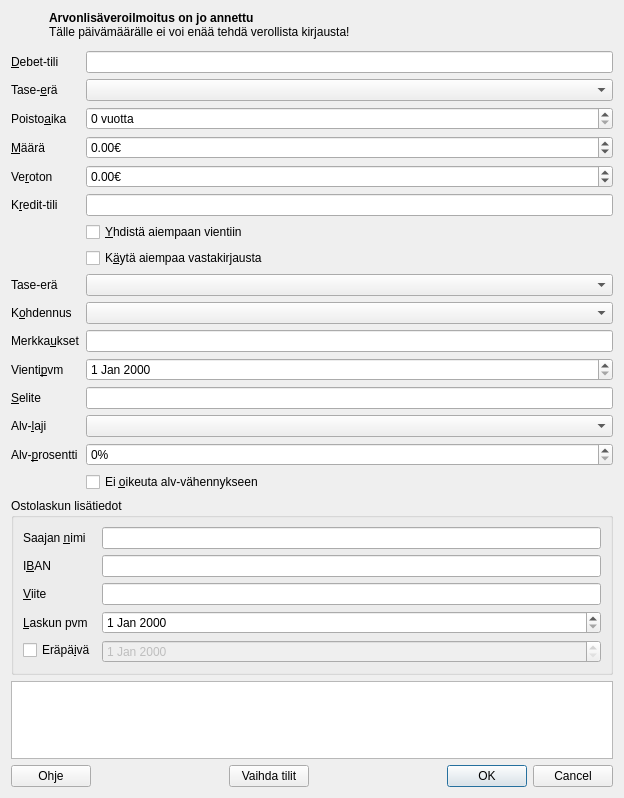
Qt form kitupiikki/kirjaus/kirjausapuridialog.ui (artoh/kitupiikki) before a commit.
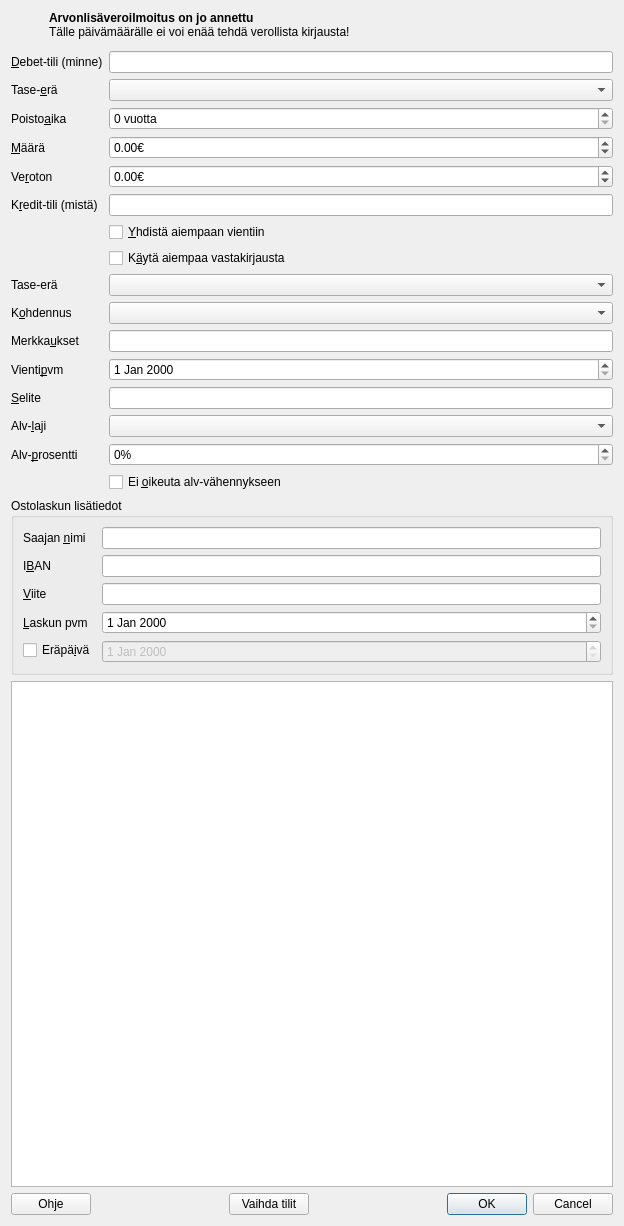
The same form after that commit. Icons and pictures are not drawn. Custom widgets are drawn as their Qt base class.

Commit message: Kirjausapurin siirtovaihto vaihtaa

```diff
--- a/kitupiikki/kirjaus/kirjausapuridialog.ui
+++ b/kitupiikki/kirjaus/kirjausapuridialog.ui
@@ -7,7 +7,7 @@
     <x>0</x>
     <y>0</y>
     <width>624</width>
-    <height>798</height>
+    <height>1226</height>
    </rect>
   </property>
   <property name="windowTitle">
@@ -49,7 +49,7 @@
      <item row="1" column="0">
       <widget class="QLabel" name="tiliLabel">
        <property name="text">
-        <string>&amp;Debet-tili</string>
+        <string>&amp;Debet-tili (minne)</string>
        </property>
        <property name="buddy">
         <cstring>tiliEdit</cstring>
@@ -144,7 +144,7 @@
      <item row="6" column="0">
       <widget class="QLabel" name="vastatiliLabel">
        <property name="text">
-        <string>K&amp;redit-tili</string>
+        <string>K&amp;redit-tili (mistä)</string>
        </property>
        <property name="buddy">
         <cstring>vastatiliEdit</cstring>
@@ -392,7 +392,7 @@
         <string>Vaihda tilit</string>
        </property>
        <property name="checkable">
-        <bool>true</bool>
+        <bool>false</bool>
        </property>
        <property name="checked">
         <bool>false</bool>
```
The commit also changes 2 other files.
